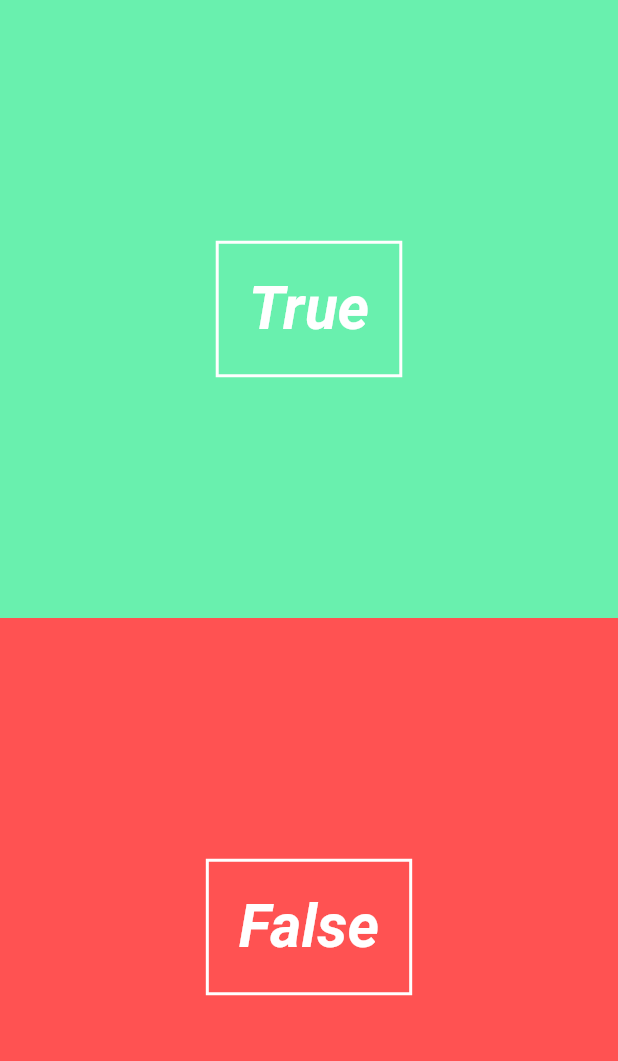
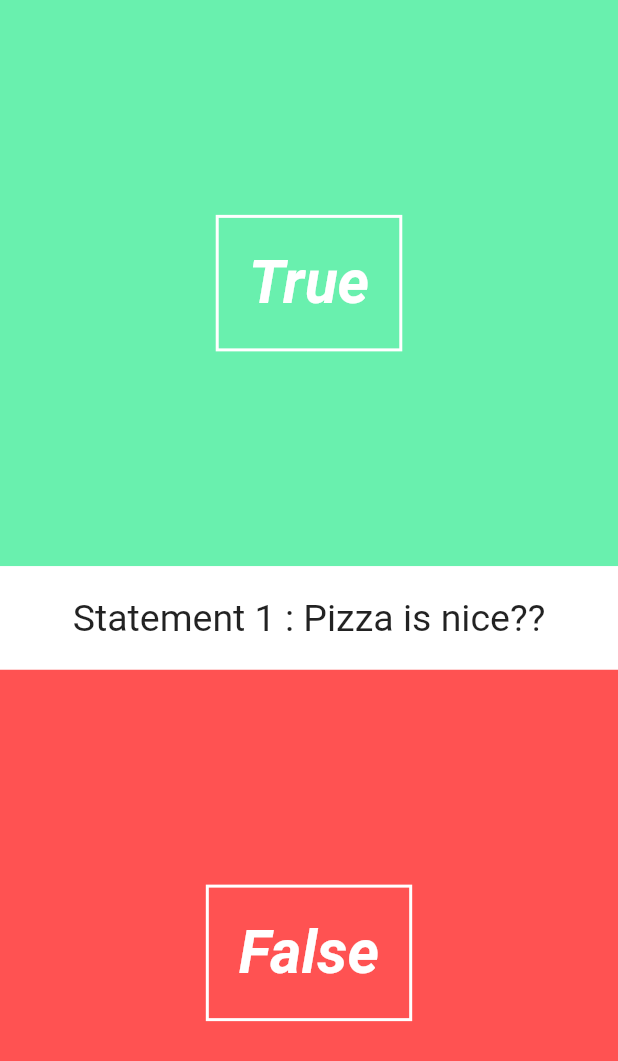
Before and after one commit to nszeitli/flutterQuiz, a Flutter app: the screen it shows after launch, on a phone screen of 412 x 824 dp. Shown: the top 1061 px of the screen. Run offline on Flutter 3.47's test engine with Material 2 defaults, Android fonts, the phone set to English and light mode, and no system bars.

Commit message:
1:05 of tutorial

```diff
--- a/lib/pages/quiz_page.dart
+++ b/lib/pages/quiz_page.dart
@@ -2,6 +2,8 @@ import 'package:flutter/material.dart';
 import '../utils/quiz.dart';
 import '../utils/question.dart';
 import'../ui/answer_button.dart';
+import '../ui/question_text.dart';
+
 
 class QuizPage extends StatefulWidget {
   //stateful can be rebuilt, can change over time
@@ -19,6 +21,7 @@ class QuizPageState extends State<QuizPage> {
         new Column(
           children: <Widget>[
             new AnswerButton(true, () => print("You answered true")),
+            new QuestionText("Pizza is nice??", 1),
             new AnswerButton(false, () => print("You answered false")),
           ],
          ),
--- /dev/null
+++ b/lib/ui/question_text.dart
@@ -0,0 +1,43 @@
+import 'package:flutter/material.dart';
+
+
+class QuestionText extends StatefulWidget {
+
+  final String _question;
+  final int _questionNumber;
+
+  QuestionText(this._question, this._questionNumber);
+
+  @override
+  State createState() => new QuestionTextState();
+}
+
+class QuestionTextState extends State<QuestionText> with SingleTickerProviderStateMixin {
+
+  Animation<double> _fontSizeAnimation;
+  AnimationController _fontSizeAnimationController;
+
+  @override
+  void initState() {
+    super.initState();
+    _fontSizeAnimationController = new AnimationController(duration: new Duration(milliseconds: 500), vsync: this);
+    _fontSizeAnimation = new CurvedAnimation(parent: _fontSizeAnimationController, curve:  Curves.linear);
+    _fontSizeAnimation.addListener(() => this.setState(() {}));
+    _fontSizeAnimationController.forward();
+  }
+
+  @override
+  Widget build(BuildContext context) {
+    return new Material(
+      color: Colors.white,
+      child: new Padding(
+        padding: new EdgeInsets.symmetric(vertical: 20.0),
+        child: new Center(
+          child: new Text("Statement " + widget._questionNumber.toString() + " : " + widget._question,
+            style: new TextStyle(fontSize: _fontSizeAnimation.value * 25),
+            ),
+        ),
+      ),
+    );
+  }
+}
```
Also changed, not shown: lib/ui/correct_wrong_overlay.dart (added, +26 -0 lines).
